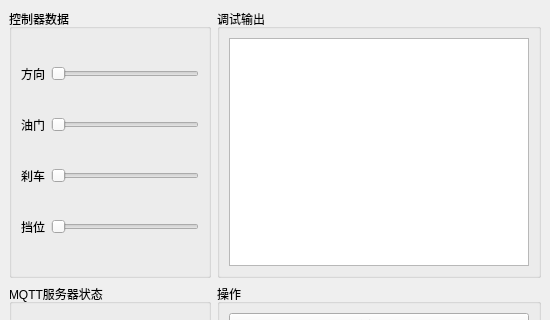
Old version of the form G29-reader/mainwindow.ui in the repository zhangdiannao/g29-reader; both pictures show x 0 to 550 and y 0 to 320 of the 550 by 510 pixel window.
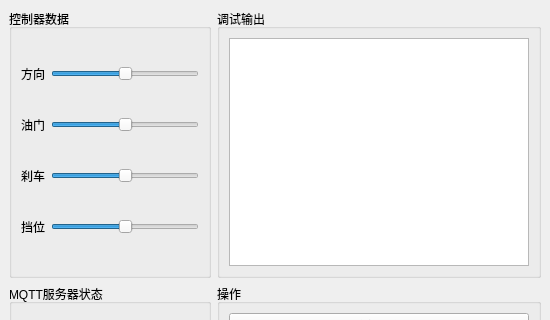
New version of the form.

Patch:
```diff
--- a/G29-reader/mainwindow.ui
+++ b/G29-reader/mainwindow.ui
@@ -30,6 +30,12 @@
        </item>
        <item row="0" column="1">
         <widget class="QSlider" name="val_direction">
+         <property name="minimum">
+          <number>-32768</number>
+         </property>
+         <property name="maximum">
+          <number>32767</number>
+         </property>
          <property name="orientation">
           <enum>Qt::Horizontal</enum>
          </property>
@@ -44,6 +50,15 @@
        </item>
        <item row="1" column="1">
         <widget class="QSlider" name="val_power">
+         <property name="minimum">
+          <number>-32768</number>
+         </property>
+         <property name="maximum">
+          <number>32767</number>
+         </property>
+         <property name="value">
+          <number>1</number>
+         </property>
          <property name="orientation">
           <enum>Qt::Horizontal</enum>
          </property>
@@ -58,6 +73,15 @@
        </item>
        <item row="2" column="1">
         <widget class="QSlider" name="val_brake">
+         <property name="minimum">
+          <number>-32768</number>
+         </property>
+         <property name="maximum">
+          <number>32767</number>
+         </property>
+         <property name="value">
+          <number>1</number>
+         </property>
          <property name="orientation">
           <enum>Qt::Horizontal</enum>
          </property>
@@ -72,6 +96,15 @@
        </item>
        <item row="3" column="1">
         <widget class="QSlider" name="val_speed">
+         <property name="minimum">
+          <number>0</number>
+         </property>
+         <property name="maximum">
+          <number>2</number>
+         </property>
+         <property name="value">
+          <number>1</number>
+         </property>
          <property name="orientation">
           <enum>Qt::Horizontal</enum>
          </property>
```
